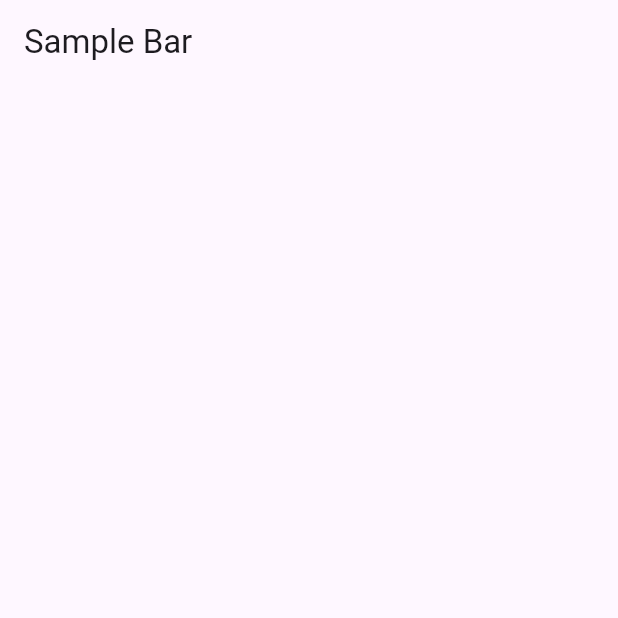
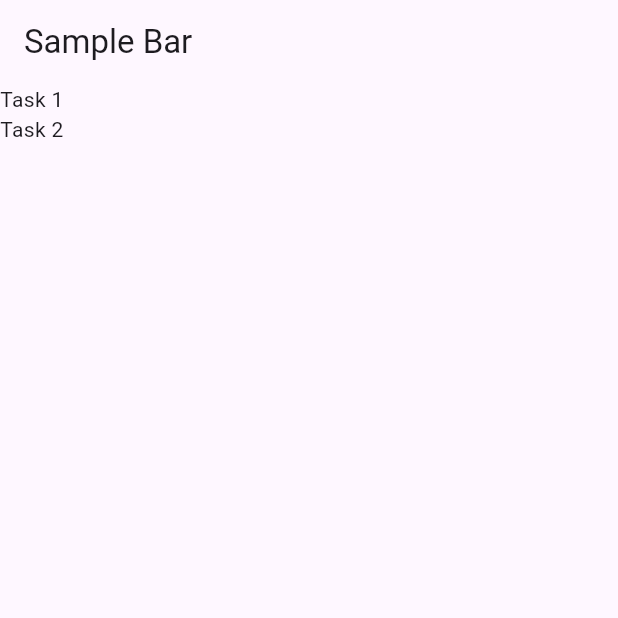
Before and after one commit to Wildtypers/adaptiveCalander, a Flutter app: the screen it shows after launch, on a phone screen of 412 x 824 dp, the top half of it. Run offline on Flutter 3.47's test engine with Material 3 defaults, Android fonts, the phone set to English and light mode, and no system bars.

Commit message:
Inserting Simple Column
Inserting a column under a container using left align

```diff
--- a/main/lib/main.dart
+++ b/main/lib/main.dart
@@ -33,8 +33,14 @@ class _HomePageState extends State<MyHomePage>{
     return Scaffold(
       appBar: AppBar(title: const Text('Sample Bar')),
       body: Container(
-
-      )
+        alignment: Alignment.centerLeft,
+        child: Column(
+          children: [
+            Text('Task 1'),
+            Text('Task 2'),
+          ],
+        ),
+      ),
     );
   }
 }
```
